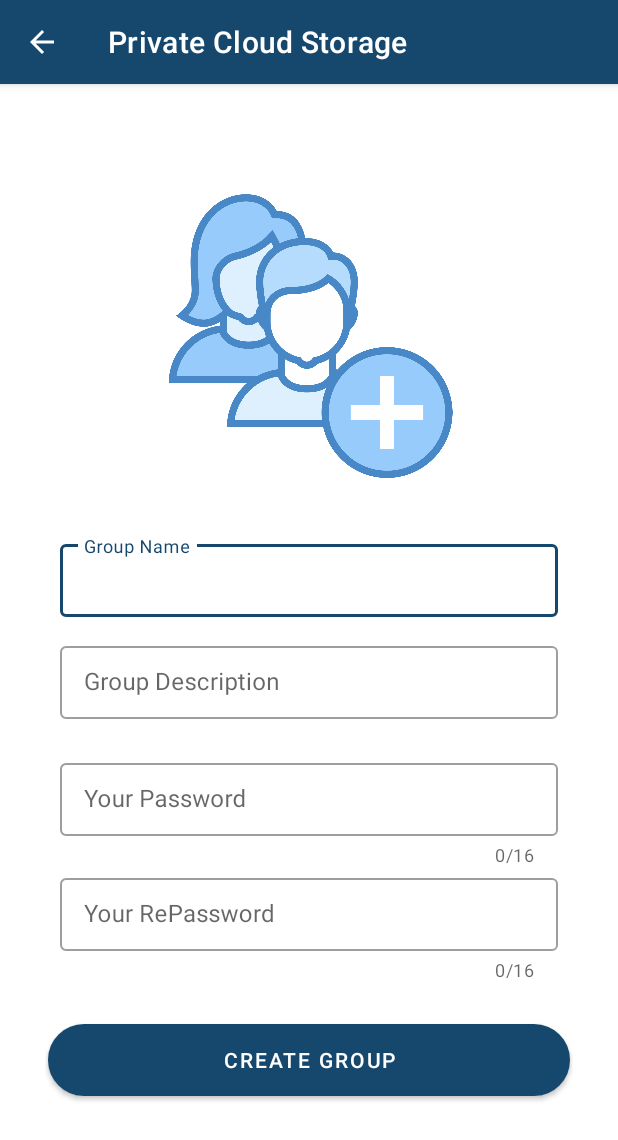
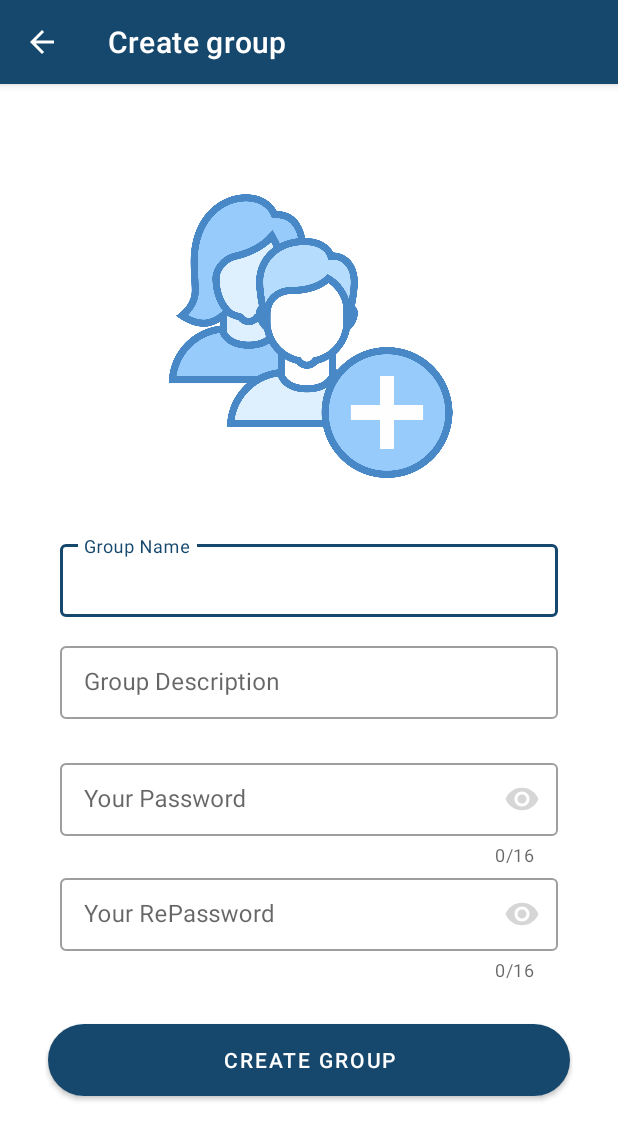
Before and after one commit to Kirlos-Melad/Private-Cloud-Storage, an Android app: the screen it shows after launch once a user with an empty profile is signed in (CreateGroupActivity), after a tap on "Create Group", on a phone screen of 412 x 824 dp. Shown: the top 1140 px of the screen. Run offline under Robolectric (Android 15) with nearby library versions, the phone set to English and light mode, and no system bars; our stand-ins replace CircleImageView, Firebase (no records; nobody signed in at launch, a user with empty details on screens opened directly), RxJava; libraries missing offline, so code that uses them is left out: com.github.dhaval2404.imagepicker; 1 other tap on this screen came first.

Commit message:
make changes in navigation bar

```diff
--- a/app/src/main/java/com/example/privatecloudstorage/controller/CreateGroupActivity.java
+++ b/app/src/main/java/com/example/privatecloudstorage/controller/CreateGroupActivity.java
@@ -37,6 +37,7 @@ public class CreateGroupActivity extends AppCompatActivity {
 
         _ActivityCreateGroupBinding = ActivityCreateGroupBinding.inflate(getLayoutInflater());
         setContentView(_ActivityCreateGroupBinding.getRoot());
+        getSupportActionBar().setTitle("Create group");
 
         _ActivityCreateGroupBinding.CreateGroup.setOnClickListener(view -> {
             Group group = ReadInput();
@@ -61,10 +62,8 @@ public class CreateGroupActivity extends AppCompatActivity {
 
             // Go to the group activity
             startActivity(new Intent(CreateGroupActivity.this,GroupListActivity.class));
-            //Intent intent = new Intent(this, GroupContentActivity.class);
-            //intent.putExtra("selectedGroupKey",group.getId());
-            //intent.putExtra("selectedGroupName", group.getName());
-
+            //Intent intent = new Intent(this, HomeActivity.class);
+            //intent.putExtra("GroupDescription",group.getDescription());
             //startActivity(intent);
         });
     }
--- a/app/src/main/java/com/example/privatecloudstorage/controller/GroupListActivity.java
+++ b/app/src/main/java/com/example/privatecloudstorage/controller/GroupListActivity.java
@@ -16,6 +16,7 @@ import android.widget.ArrayAdapter;
 import android.os.Build;
 import android.widget.ImageView;
 import android.widget.ListView;
+import android.widget.TextView;
 import android.widget.Toast;
 import android.widget.Toolbar;
 import androidx.annotation.RequiresApi;
@@ -30,6 +31,7 @@ import com.example.privatecloudstorage.R;
 import com.example.privatecloudstorage.databinding.ActivityGroupListBinding;
 import com.example.privatecloudstorage.databinding.ActivitySignInBinding;
 import com.example.privatecloudstorage.model.FileManager;
+import com.example.privatecloudstorage.model.FirebaseAuthenticationManager;
 import com.example.privatecloudstorage.model.FirebaseDatabaseManager;
 import com.example.privatecloudstorage.model.FirebaseStorageManager;
 import com.example.privatecloudstorage.model.Group;
@@ -51,9 +53,10 @@ public class GroupListActivity extends AppCompatActivity {
     ArrayList<String> mItems;
     ArrayAdapter<String> _Adapter;
     ActionBarDrawerToggle actionBarDrawerToggle;
+    FirebaseAuthenticationManager firebaseAuthenticationManager;
+    TextView HeaderName ;
+    TextView HeaderEmail ;
     CircleImageView profile;
-    String string;
-    Uri uri;
 
     private @NonNull
     ActivityGroupListBinding _ActivityGroupListBinding;
@@ -67,12 +70,23 @@ public class GroupListActivity extends AppCompatActivity {
         setContentView(_ActivityGroupListBinding.getRoot());
 
         mFirebaseDatabaseManager = FirebaseDatabaseManager.getInstance();
+        firebaseAuthenticationManager=FirebaseAuthenticationManager.getInstance();
+
         // Start monitoring Cloud and Physical storage
         // MUST CALL THIS HERE
         FileManager.createInstance(getFilesDir());
         FirebaseStorageManager.getInstance();
 
-        profile=findViewById(R.id.img_second);
+        //To access navigation header
+        View view=_ActivityGroupListBinding.navgetion.getHeaderView(0);
+        HeaderName = (TextView) view.findViewById(R.id.nav_hedear_user_name);
+        HeaderEmail = (TextView) view.findViewById(R.id.nav_hedear_user_email);
+        profile= (CircleImageView)view.findViewById(R.id.img_second);
+
+        profile.setImageURI(firebaseAuthenticationManager.getUserImage());
+        HeaderName.setText(firebaseAuthenticationManager.getCurrentUser().getDisplayName());
+        HeaderEmail.setText(firebaseAuthenticationManager.getCurrentUser().getEmail());
+
 
         mItems = new ArrayList<>();
         //connecting _Adapter with the mItems List
@@ -98,7 +112,7 @@ public class GroupListActivity extends AppCompatActivity {
                      ManagersMediator.getInstance().UserGroupsRetriever(groups -> {
                          Group group = ((ArrayList<Group>) groups).get(position);
                          //before go to new activity send group name and id as a parameter
-                         Intent intent = new Intent(GroupListActivity.this, GroupContentActivity.class);
+                         Intent intent = new Intent(GroupListActivity.this, HomeActivity.class);
                          Bundle bundle = new Bundle();
                          bundle.putString("selectedGroupName", group.getName());
                          bundle.putString("selectedGroupKey", group.getId());
@@ -109,23 +123,13 @@ public class GroupListActivity extends AppCompatActivity {
                  }
         });
 
+        //Manage navigation bar----------------------------------------------------------
         actionBarDrawerToggle = new ActionBarDrawerToggle(this,_ActivityGroupListBinding.drawerLayout,R.string.menu_open,R.string.menu_close);
         _ActivityGroupListBinding.drawerLayout.addDrawerListener(actionBarDrawerToggle);
 
         //whether the drawerlayout is in open or closed state
         actionBarDrawerToggle.syncState();
         getSupportActionBar().setDisplayHomeAsUpEnabled(true);
-
-       // Bundle bundle = getIntent().getExtras();
-       // if(bundle==null)
-        //    finish();
-       // try {
-        //    string = bundle.getString("profile");
-        //    uri=Uri.parse(string);
-        //    profile.setImageURI(uri);
-       // } catch (Exception e) {
-          //  e.printStackTrace();
-       // }
 
         _ActivityGroupListBinding.navgetion.setNavigationItemSelectedListener(new NavigationView.OnNavigationItemSelectedListener() {
             @Override
--- a/app/src/main/java/com/example/privatecloudstorage/controller/HomeActivity.java
+++ b/app/src/main/java/com/example/privatecloudstorage/controller/HomeActivity.java
@@ -30,7 +30,7 @@ public class HomeActivity extends AppCompatActivity {
         _ActivityHomeBinding = ActivityHomeBinding.inflate(getLayoutInflater());
         setContentView(_ActivityHomeBinding.getRoot());
 
-        //put the group name in action bar
+        //put the group name in action bar from Group list activity
         Bundle bundle = getIntent().getExtras();
         if(bundle == null)
             finish();
--- a/app/src/main/java/com/example/privatecloudstorage/model/FirebaseDatabaseManager.java
+++ b/app/src/main/java/com/example/privatecloudstorage/model/FirebaseDatabaseManager.java
@@ -12,8 +12,6 @@ package com.example.privatecloudstorage.model;
         import androidx.annotation.RequiresApi;
 
         import com.example.privatecloudstorage.interfaces.IAction;
-        import com.google.android.gms.tasks.OnSuccessListener;
-        import com.google.android.gms.tasks.Task;
         import com.google.firebase.auth.FirebaseUser;
         import com.google.firebase.database.ChildEventListener;
         import com.google.firebase.database.DataSnapshot;
@@ -30,11 +28,6 @@ package com.example.privatecloudstorage.model;
         import java.util.HashMap;
         import java.util.concurrent.ExecutorService;
         import java.util.concurrent.Executors;
-
-        import io.reactivex.Observable;
-        import io.reactivex.Observer;
-        import io.reactivex.disposables.Disposable;
-        import io.reactivex.schedulers.Schedulers;
 
 
 /**
@@ -84,6 +77,7 @@ public class FirebaseDatabaseManager {
     @RequiresApi(api = Build.VERSION_CODES.Q)
     public String AddGroup(Group group){
         DatabaseReference groupsReference = mDataBase.getReference().child("Groups");
+
         //Generate new group id
         String groupId = groupsReference.push().getKey();
         DatabaseReference newGroupReference = groupsReference.child(groupId);
@@ -383,4 +377,21 @@ public class FirebaseDatabaseManager {
             }, executorService);
         });
     }
+    /*public void UpdateUserInfo(String name){
+        UserGroupsRetriever(new IAction() {
+            @Override
+            public void onSuccess(Object object) {
+                ArrayList<Group> groups = (ArrayList<Group>) object;
+                for(Group group : groups){
+                    mDataBase.getReference().child("Groups").child( group.getId()).child("Members")
+                            .child(mCurrentUser.getUid()).setValue(name);
+                    mDataBase.getReference().child("Groups").child( group.getId()).child("SharedFiles").child().child("SeenBy")
+                            .child(mCurrentUser.getUid()).setValue(name);
+                }
+
+            }
+        });
+
+    }*/
+
 }
--- a/app/src/main/java/com/example/privatecloudstorage/model/FirebaseStorageManager.java
+++ b/app/src/main/java/com/example/privatecloudstorage/model/FirebaseStorageManager.java
@@ -4,7 +4,6 @@ import android.net.Uri;
 import android.os.Build;
 import android.util.Log;
 
-import androidx.annotation.NonNull;
 import androidx.annotation.RequiresApi;
 
 // 3rd Party Libraries
--- a/app/src/main/res/layout/activity_create_group.xml
+++ b/app/src/main/res/layout/activity_create_group.xml
@@ -92,14 +92,17 @@
         app:layout_constraintEnd_toEndOf="parent"
         app:layout_constraintStart_toStartOf="parent"
         app:layout_constraintTop_toTopOf="parent"
-        app:layout_constraintVertical_bias="0.642">
+        app:layout_constraintVertical_bias="0.642"
+        app:passwordToggleEnabled="true"
+        app:passwordToggleTint="@color/colorAccent">
 
         <EditText
             android:layout_width="match_parent"
             android:layout_height="wrap_content"
             android:id="@+id/Password"
             android:hint="Your Password"
-            android:ems="10" />
+            android:ems="10"
+            android:inputType="textPassword"/>
 
     </com.google.android.material.textfield.TextInputLayout>
 
@@ -121,14 +124,18 @@
         app:layout_constraintHorizontal_bias="0.532"
         app:layout_constraintStart_toStartOf="parent"
         app:layout_constraintTop_toTopOf="parent"
-        app:layout_constraintVertical_bias="0.734" >
+        app:layout_constraintVertical_bias="0.734"
+        app:passwordToggleEnabled="true"
+        app:passwordToggleTint="@color/colorAccent">
 
         <EditText
             android:layout_width="match_parent"
             android:layout_height="wrap_content"
             android:id="@+id/ConfirmPassword"
             android:hint="Your RePassword"
-            android:ems="10" />
+            android:ems="10"
+            android:inputType="textPassword"
+            />
 
     </com.google.android.material.textfield.TextInputLayout>
 
--- a/app/src/main/res/layout/nav_header.xml
+++ b/app/src/main/res/layout/nav_header.xml
@@ -17,6 +17,7 @@
         tools:ignore="InvalidId" />
 
     <TextView
+        android:id="@+id/nav_hedear_user_name"
         android:layout_width="wrap_content"
         android:layout_height="wrap_content"
         android:paddingTop="8dp"
@@ -24,6 +25,7 @@
         android:textAppearance="@style/TextAppearance.AppCompat.Body1" />
 
     <TextView
+        android:id="@+id/nav_hedear_user_email"
         android:layout_width="wrap_content"
         android:layout_height="wrap_content"
         android:text="info@codinginflow.com" />
```
Also changed, not shown: app/src/main/java/com/example/privatecloudstorage/controller/ProfileActivity.java (+17 -17 lines), app/src/main/java/com/example/privatecloudstorage/model/FirebaseAuthenticationManager.java (+25 -2 lines).
